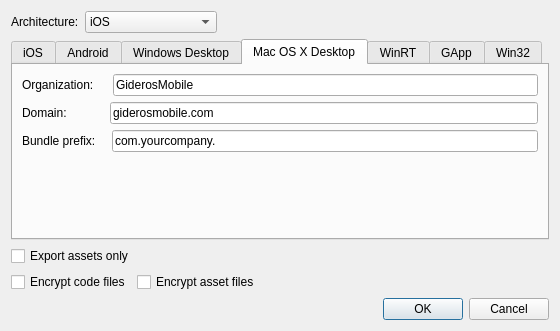
Qt form ui/exportprojectdialog.ui (gideros/gideros) before a commit.
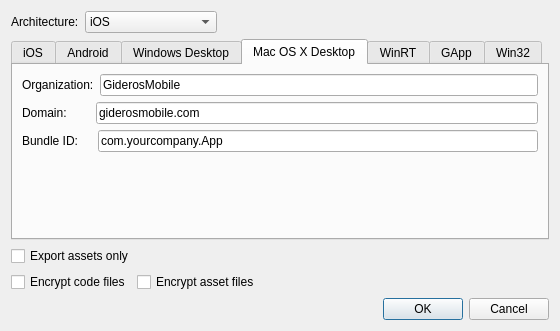
The same form after that commit. The open tabs and pages were chosen to show the change.

Commit message: [gdrexport] use full Bundle ID for OSX

The edit to the form file:
```diff
--- a/ui/exportprojectdialog.ui
+++ b/ui/exportprojectdialog.ui
@@ -286,7 +286,7 @@
          <item>
           <widget class="QLabel" name="label">
            <property name="text">
-            <string>Organization:    </string>
+            <string>Organization:</string>
            </property>
           </widget>
          </item>
@@ -304,7 +304,7 @@
          <item>
           <widget class="QLabel" name="label">
            <property name="text">
-            <string>Domain:           </string>
+            <string>Domain:       </string>
            </property>
           </widget>
          </item>
@@ -322,14 +322,14 @@
          <item>
           <widget class="QLabel" name="label">
            <property name="text">
-            <string>Bundle prefix:   </string>
+            <string>Bundle ID:    </string>
            </property>
           </widget>
          </item>
          <item>
           <widget class="QLineEdit" name="osx_bundle">
            <property name="text">
-            <string>com.yourcompany.</string>
+            <string>com.yourcompany.App</string>
            </property>
           </widget>
          </item>
```
Left out of the diff: 2 changed lines with no effect on the pictures. The commit also changes 2 other files.
